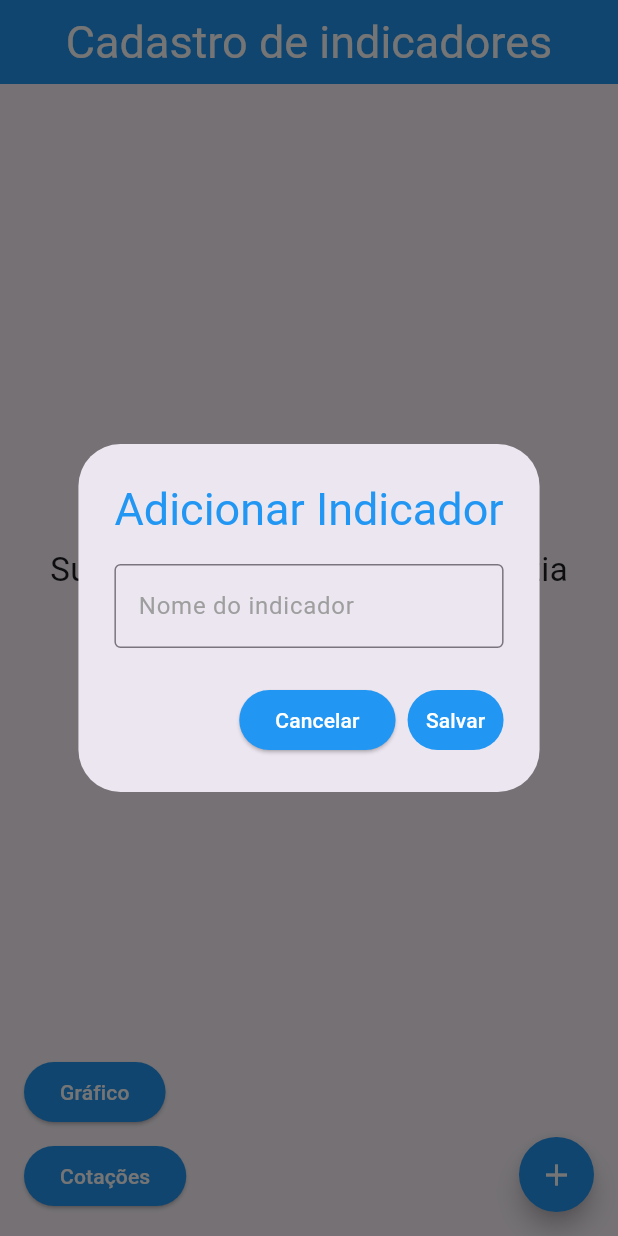
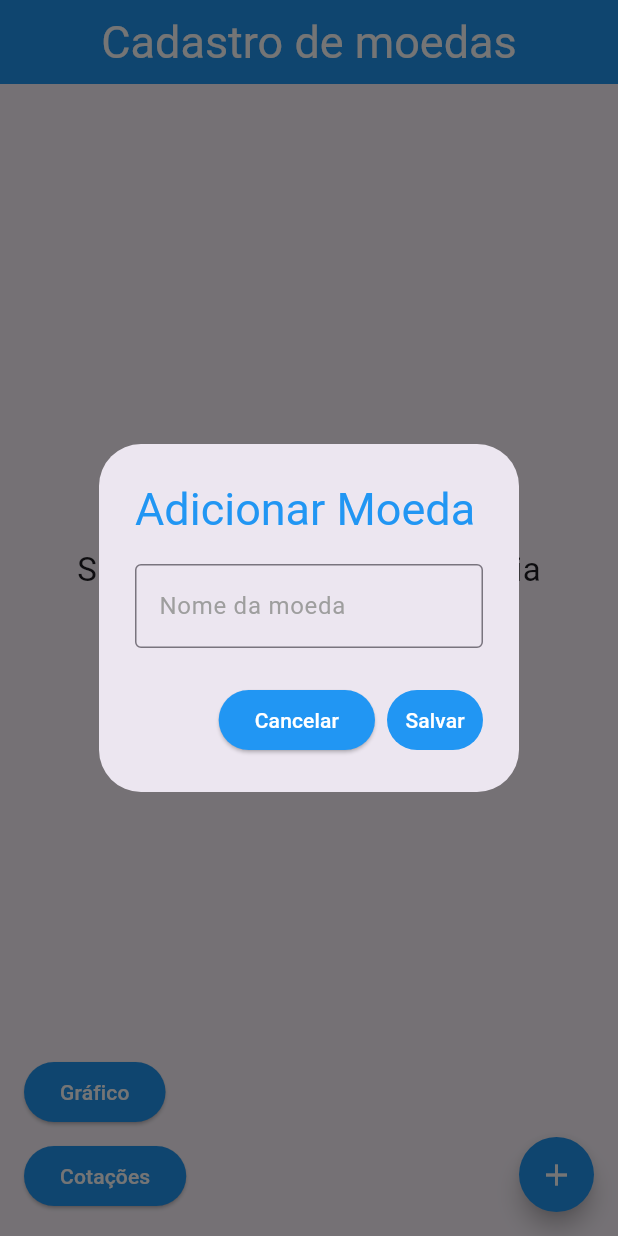
Before and after one commit to Lulispliff/app_grafico_compartilhado, a Flutter app: the screen it shows after launch, after a tap on the "add" icon, on a phone screen of 412 x 824 dp. Run offline on Flutter 3.47's test engine with Material 3 defaults, Android fonts, the phone set to English and light mode, and no system bars; our stand-ins replace isar; accounts and stored records are empty; generated files the repository leaves out were written again.

Commit message:
mudança de nome de indicador para moeda

```diff
--- a/lib/main.dart
+++ b/lib/main.dart
@@ -1,6 +1,6 @@
 import 'package:app_grafico_compartilhado/src/isar/moeda_database.dart';
 import 'package:flutter/material.dart';
-import 'package:app_grafico_compartilhado/src/screens/indicador_screen.dart';
+import 'package:app_grafico_compartilhado/src/screens/moeda_screen.dart';
 import 'package:provider/provider.dart';
 
 void main() async {
@@ -20,7 +20,7 @@ class MyApp extends StatelessWidget {
   Widget build(BuildContext context) {
     return const MaterialApp(
       debugShowCheckedModeBanner: false,
-      home: IndicadorScreen(),
+      home: MoedaScreen(),
     );
   }
 }
--- a/lib/src/models/cotacao.dart
+++ b/lib/src/models/cotacao.dart
@@ -1,14 +1,12 @@
 import 'package:app_grafico_compartilhado/src/models/indicador.dart';
 
 class Cotacao {
-  final int id;
   final DateTime dataHora;
   final double valor;
   final Indicador indicador;
   bool isSelected;
 
   Cotacao({
-    required this.id,
     required this.dataHora,
     required this.valor,
     required this.indicador,
--- a/lib/src/screens/indicador_screen.dart
+++ b/lib/src/screens/moeda_screen.dart
@@ -5,14 +5,14 @@ import 'package:app_grafico_compartilhado/src/screens/grafico_screen.dart';
 import 'package:flutter/material.dart';
 import 'package:provider/provider.dart';
 
-class IndicadorScreen extends StatefulWidget {
-  const IndicadorScreen({super.key});
+class MoedaScreen extends StatefulWidget {
+  const MoedaScreen({super.key});
 
   @override
-  IndicadorScreenState createState() => IndicadorScreenState();
+  MoedaScreenState createState() => MoedaScreenState();
 }
 
-class IndicadorScreenState extends State<IndicadorScreen> {
+class MoedaScreenState extends State<MoedaScreen> {
   final textController = TextEditingController();
 
   @override
@@ -22,7 +22,7 @@ class IndicadorScreenState extends State<IndicadorScreen> {
         automaticallyImplyLeading: false,
         backgroundColor: Colors.blue,
         centerTitle: true,
-        title: const Text("Cadastro de indicadores"),
+        title: const Text("Cadastro de moedas"),
         titleTextStyle: const TextStyle(color: Colors.white, fontSize: 30),
       ),
       body: Padding(
@@ -31,24 +31,24 @@ class IndicadorScreenState extends State<IndicadorScreen> {
           crossAxisAlignment: CrossAxisAlignment.start,
           children: [
             Expanded(
-              child: _buildIndicadoresList(),
+              child: _buildMoedasList(),
             ),
             const SizedBox(height: 16),
             _buildNavigatorButtons(),
           ],
         ),
       ),
-      floatingActionButton: _buildAddIndicadorButton(),
+      floatingActionButton: _buildAddMoedaDialog(),
     );
   }
 
-  Widget _buildIndicadoresList() {
+  Widget _buildMoedasList() {
     final moedaDatabase = context.watch<MoedaDatabase>();
     List<Moeda> currentMoeda = moedaDatabase.currentMoeda;
     return currentMoeda.isEmpty
         ? const Center(
             child: Text(
-              "Sua lista de indicadores está vazia",
+              "Sua lista de moedas está vazia",
               style: TextStyle(fontSize: 22),
             ),
           )
@@ -59,7 +59,7 @@ class IndicadorScreenState extends State<IndicadorScreen> {
 
               return ListTile(
                 title: Text(
-                  "Indicador: ${moeda.nome} - ID: ${moeda.id}",
+                  "Moeda: ${moeda.nome} - ID: ${moeda.id}",
                   style: const TextStyle(fontSize: 20),
                 ),
                 trailing: Row(
@@ -85,13 +85,13 @@ class IndicadorScreenState extends State<IndicadorScreen> {
       context: context,
       builder: (context) {
         return AlertDialog(
-          title: const Text("Adicionar Indicador",
+          title: const Text("Adicionar Moeda",
               style: TextStyle(color: Colors.blue, fontSize: 30)),
           content: TextField(
               controller: textController,
               cursorColor: Colors.grey,
               decoration: const InputDecoration(
-                  labelText: "Nome do indicador",
+                  labelText: "Nome da moeda",
                   labelStyle: TextStyle(color: Colors.grey),
                   border: OutlineInputBorder(
                       borderSide: BorderSide(color: Colors.grey)),
@@ -123,7 +123,7 @@ class IndicadorScreenState extends State<IndicadorScreen> {
     );
   }
 
-  Widget _buildAddIndicadorButton() {
+  Widget _buildAddMoedaDialog() {
     return SizedBox(
       height: 50,
       width: 50,
@@ -131,7 +131,7 @@ class IndicadorScreenState extends State<IndicadorScreen> {
         onPressed: () {
           addMoedaDialog();
         },
-        tooltip: "Adicionar indicador",
+        tooltip: "Adicionar moeda",
         backgroundColor: Colors.blue,
         shape: const CircleBorder(),
         child: const Icon(Icons.add, color: Colors.white),
```
Also changed, not shown: lib/src/screens/cotacao_screen.dart (+5 -5 lines), lib/src/screens/grafico_screen.dart (+6 -6 lines).
